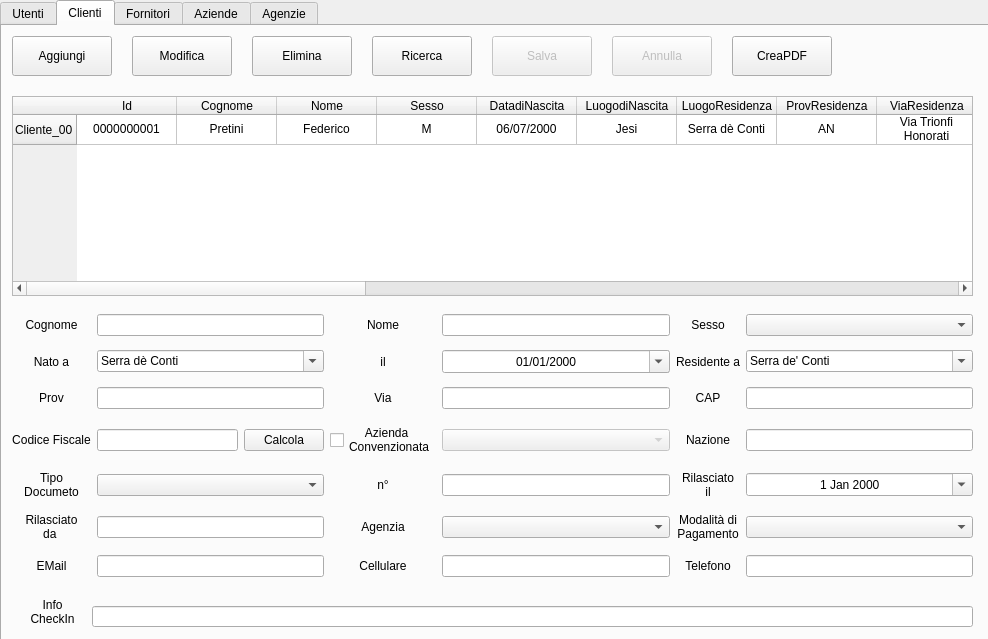
The window that ui/anagrafiche_window.ui (Raccispini/Progetto-Hotel) describes before a commit, drawn with Qt 5.
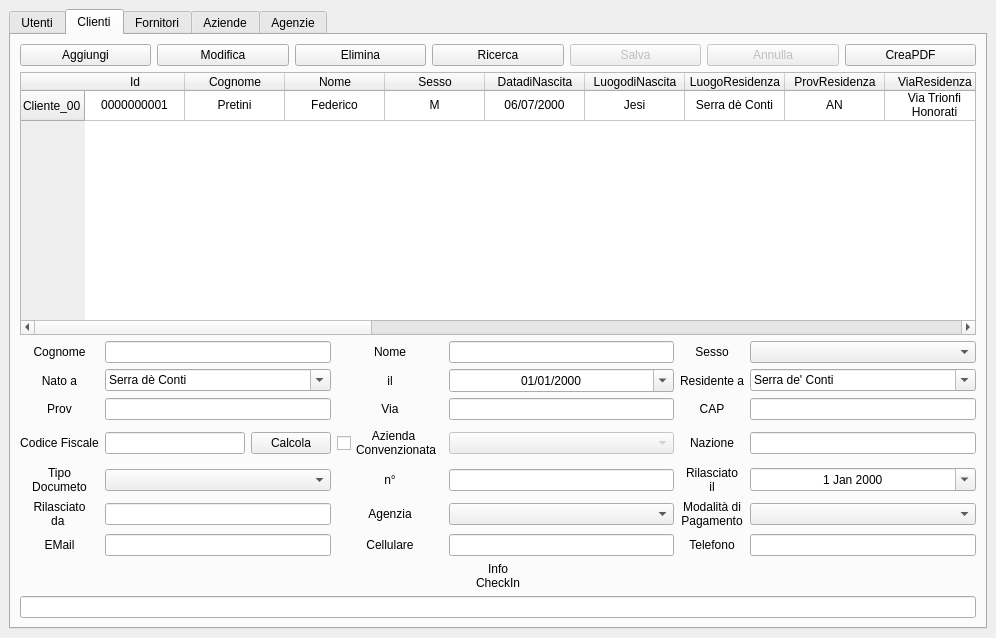
The same window after the commit.

Commit message: Finestra autoregolabile

The edit to the form file:
```diff
--- a/ui/anagrafiche_window.ui
+++ b/ui/anagrafiche_window.ui
@@ -1,45 +1,22 @@
 <?xml version="1.0" encoding="UTF-8"?>
 <ui version="4.0">
- <class>Form_Anagrafiche</class>
- <widget class="QWidget" name="Form_Anagrafiche">
+ <class>MainWindow</class>
+ <widget class="QMainWindow" name="MainWindow">
   <property name="geometry">
    <rect>
     <x>0</x>
     <y>0</y>
-    <width>988</width>
-    <height>639</height>
+    <width>996</width>
+    <height>638</height>
    </rect>
   </property>
-  <property name="minimumSize">
-   <size>
-    <width>988</width>
-    <height>639</height>
-   </size>
-  </property>
-  <property name="maximumSize">
-   <size>
-    <width>988</width>
-    <height>639</height>
-   </size>
-  </property>
-  <property name="sizeIncrement">
-   <size>
-    <width>1000</width>
-    <height>680</height>
-   </size>
-  </property>
   <property name="windowTitle">
    <string>Form</string>
   </property>
+  <widget class="QWidget" name="centralwidget">
+   <layout class="QVBoxLayout" name="verticalLayout">
+    <item>
   <widget class="QTabWidget" name="tabWidget_Anagrafiche">
-   <property name="geometry">
-    <rect>
-     <x>0</x>
-     <y>0</y>
-     <width>1001</width>
-     <height>641</height>
-    </rect>
-   </property>
    <property name="sizePolicy">
     <sizepolicy hsizetype="Ignored" vsizetype="Ignored">
      <horstretch>0</horstretch>
@@ -48,14 +25,14 @@
    </property>
    <property name="minimumSize">
     <size>
-     <width>1001</width>
-     <height>641</height>
+        <width>0</width>
+        <height>0</height>
     </size>
    </property>
    <property name="maximumSize">
     <size>
-     <width>1001</width>
-     <height>641</height>
+        <width>16777215</width>
+        <height>16777215</height>
     </size>
    </property>
    <property name="currentIndex">
@@ -70,14 +47,100 @@
     <attribute name="title">
      <string>Clienti</string>
     </attribute>
+       <layout class="QVBoxLayout" name="verticalLayout_2">
+        <item>
+         <layout class="QHBoxLayout" name="horizontalLayout_2">
+          <item>
+           <widget class="QPushButton" name="PB_add_Cliente">
+            <property name="cursor">
+             <cursorShape>PointingHandCursor</cursorShape>
+            </property>
+            <property name="text">
+             <string>Aggiungi</string>
+            </property>
+           </widget>
+          </item>
+          <item>
+           <widget class="QPushButton" name="PB_modifica_Cliente">
+            <property name="cursor">
+             <cursorShape>PointingHandCursor</cursorShape>
+            </property>
+            <property name="text">
+             <string>Modifica</string>
+            </property>
+           </widget>
+          </item>
+          <item>
+           <widget class="QPushButton" name="PB_Elimina">
+            <property name="cursor">
+             <cursorShape>PointingHandCursor</cursorShape>
+            </property>
+            <property name="text">
+             <string>Elimina</string>
+            </property>
+           </widget>
+          </item>
+          <item>
+           <widget class="QPushButton" name="PB_ricerca_Cliente">
+            <property name="cursor">
+             <cursorShape>PointingHandCursor</cursorShape>
+            </property>
+            <property name="text">
+             <string>Ricerca</string>
+            </property>
+           </widget>
+          </item>
+          <item>
+           <widget class="QPushButton" name="PB_salva_Cliente">
+            <property name="enabled">
+             <bool>false</bool>
+            </property>
+            <property name="cursor">
+             <cursorShape>PointingHandCursor</cursorShape>
+            </property>
+            <property name="text">
+             <string>Salva</string>
+            </property>
+           </widget>
+          </item>
+          <item>
+           <widget class="QPushButton" name="PB_AnnullaMod_Cliente">
+            <property name="enabled">
+             <bool>false</bool>
+            </property>
+            <property name="cursor">
+             <cursorShape>PointingHandCursor</cursorShape>
+            </property>
+            <property name="text">
+             <string>Annulla</string>
+            </property>
+            <property name="default">
+             <bool>false</bool>
+            </property>
+            <property name="flat">
+             <bool>false</bool>
+            </property>
+           </widget>
+          </item>
+          <item>
+           <widget class="QPushButton" name="PB_CreaPDF">
+            <property name="cursor">
+             <cursorShape>PointingHandCursor</cursorShape>
+            </property>
+            <property name="text">
+             <string>CreaPDF</string>
+            </property>
+           </widget>
+          </item>
+         </layout>
+        </item>
+        <item>
     <widget class="QTableWidget" name="tableWidget_Anagrafiche">
-     <property name="geometry">
-      <rect>
-       <x>10</x>
-       <y>70</y>
-       <width>961</width>
-       <height>200</height>
-      </rect>
+          <property name="sizePolicy">
+           <sizepolicy hsizetype="Expanding" vsizetype="Expanding">
+            <horstretch>0</horstretch>
+            <verstretch>0</verstretch>
+           </sizepolicy>
      </property>
      <row>
       <property name="text">
@@ -437,104 +500,8 @@
       </property>
      </item>
     </widget>
-    <widget class="QPushButton" name="PB_add_Cliente">
-     <property name="geometry">
-      <rect>
-       <x>10</x>
-       <y>10</y>
-       <width>100</width>
-       <height>40</height>
-      </rect>
-     </property>
-     <property name="cursor">
-      <cursorShape>PointingHandCursor</cursorShape>
-     </property>
-     <property name="text">
-      <string>Aggiungi</string>
-     </property>
-    </widget>
-    <widget class="QPushButton" name="PB_modifica_Cliente">
-     <property name="geometry">
-      <rect>
-       <x>130</x>
-       <y>10</y>
-       <width>100</width>
-       <height>40</height>
-      </rect>
-     </property>
-     <property name="cursor">
-      <cursorShape>PointingHandCursor</cursorShape>
-     </property>
-     <property name="text">
-      <string>Modifica</string>
-     </property>
-    </widget>
-    <widget class="QPushButton" name="PB_ricerca_Cliente">
-     <property name="geometry">
-      <rect>
-       <x>370</x>
-       <y>10</y>
-       <width>100</width>
-       <height>40</height>
-      </rect>
-     </property>
-     <property name="cursor">
-      <cursorShape>PointingHandCursor</cursorShape>
-     </property>
-     <property name="text">
-      <string>Ricerca</string>
-     </property>
-    </widget>
-    <widget class="QPushButton" name="PB_AnnullaMod_Cliente">
-     <property name="enabled">
-      <bool>false</bool>
-     </property>
-     <property name="geometry">
-      <rect>
-       <x>610</x>
-       <y>10</y>
-       <width>100</width>
-       <height>40</height>
-      </rect>
-     </property>
-     <property name="cursor">
-      <cursorShape>PointingHandCursor</cursorShape>
-     </property>
-     <property name="text">
-      <string>Annulla</string>
-     </property>
-     <property name="default">
-      <bool>false</bool>
-     </property>
-     <property name="flat">
-      <bool>false</bool>
-     </property>
-    </widget>
-    <widget class="QPushButton" name="PB_CreaPDF">
-     <property name="geometry">
-      <rect>
-       <x>730</x>
-       <y>10</y>
-       <width>100</width>
-       <height>40</height>
-      </rect>
-     </property>
-     <property name="cursor">
-      <cursorShape>PointingHandCursor</cursorShape>
-     </property>
-     <property name="text">
-      <string>CreaPDF</string>
-     </property>
-    </widget>
-    <widget class="QWidget" name="gridLayoutWidget_2">
-     <property name="geometry">
-      <rect>
-       <x>10</x>
-       <y>280</y>
-       <width>961</width>
-       <height>281</height>
-      </rect>
-     </property>
+        </item>
+        <item>
      <layout class="QGridLayout" name="gridLayout">
       <item row="3" column="3">
        <widget class="QComboBox" name="comboBox">
@@ -1115,16 +1082,9 @@
        </widget>
       </item>
      </layout>
-    </widget>
+        </item>
+        <item>
     <widget class="QLabel" name="label_14">
-     <property name="geometry">
-      <rect>
-       <x>20</x>
-       <y>560</y>
-       <width>61</width>
-       <height>51</height>
-      </rect>
-     </property>
      <property name="font">
       <font>
        <family>Arial</family>
@@ -1139,54 +1099,15 @@
       <set>Qt::AlignCenter</set>
      </property>
     </widget>
+        </item>
+        <item>
     <widget class="QLineEdit" name="_InfoCheckIn_Clienti">
-     <property name="geometry">
-      <rect>
-       <x>90</x>
-       <y>580</y>
-       <width>881</width>
-       <height>21</height>
-      </rect>
-     </property>
      <property name="alignment">
       <set>Qt::AlignLeading|Qt::AlignLeft|Qt::AlignTop</set>
      </property>
     </widget>
-    <widget class="QPushButton" name="PB_Elimina">
-     <property name="geometry">
-      <rect>
-       <x>250</x>
-       <y>10</y>
-       <width>100</width>
-       <height>40</height>
-      </rect>
-     </property>
-     <property name="cursor">
-      <cursorShape>PointingHandCursor</cursorShape>
-     </property>
-     <property name="text">
-      <string>Elimina</string>
-     </property>
-    </widget>
-    <widget class="QPushButton" name="PB_salva_Cliente">
-     <property name="enabled">
-      <bool>false</bool>
-     </property>
-     <property name="geometry">
-      <rect>
-       <x>490</x>
-       <y>10</y>
-       <width>100</width>
-       <height>40</height>
-      </rect>
-     </property>
-     <property name="cursor">
-      <cursorShape>PointingHandCursor</cursorShape>
-     </property>
-     <property name="text">
-      <string>Salva</string>
-     </property>
-    </widget>
+        </item>
+       </layout>
    </widget>
    <widget class="QWidget" name="tab_Anag_Fornitori">
     <attribute name="title">
@@ -1796,6 +1717,9 @@
      <string>r</string>
     </attribute>
    </widget>
+     </widget>
+    </item>
+   </layout>
   </widget>
  </widget>
  <resources/>
```
Left out of the diff: 2 changed lines with no effect on the pictures. Lines whose indentation alone changed are shown as unchanged.
